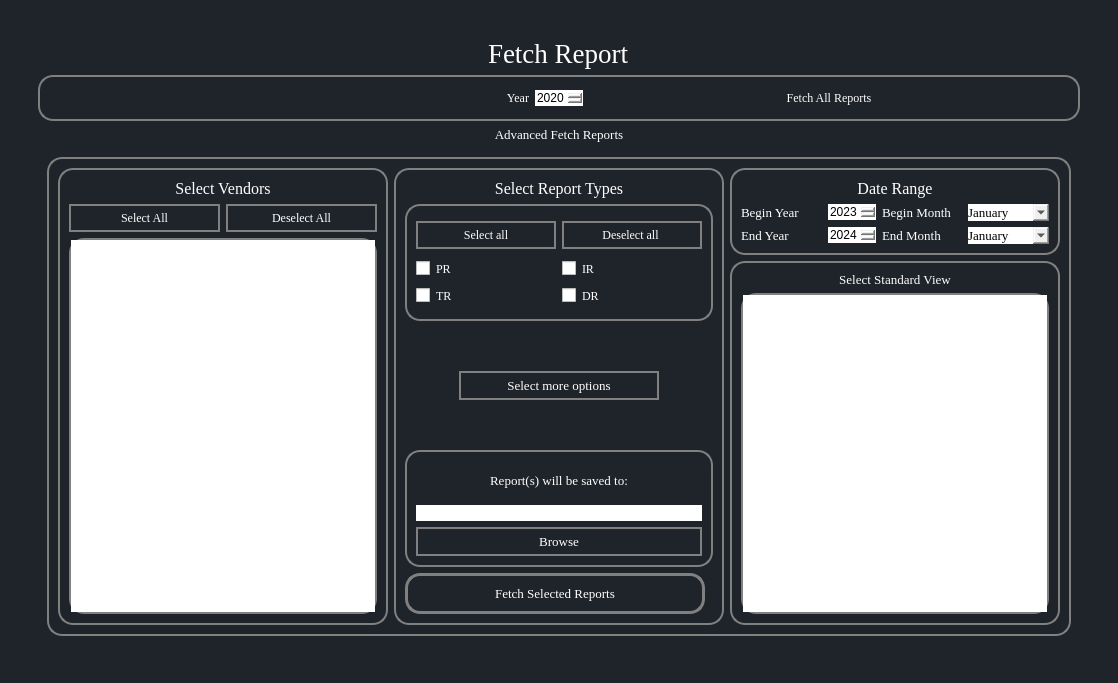
Before: the Qt Designer form ui/FetchReportsTab.ui in aanushri9/Counter-Harvesting-5.1, drawn with Qt 5.
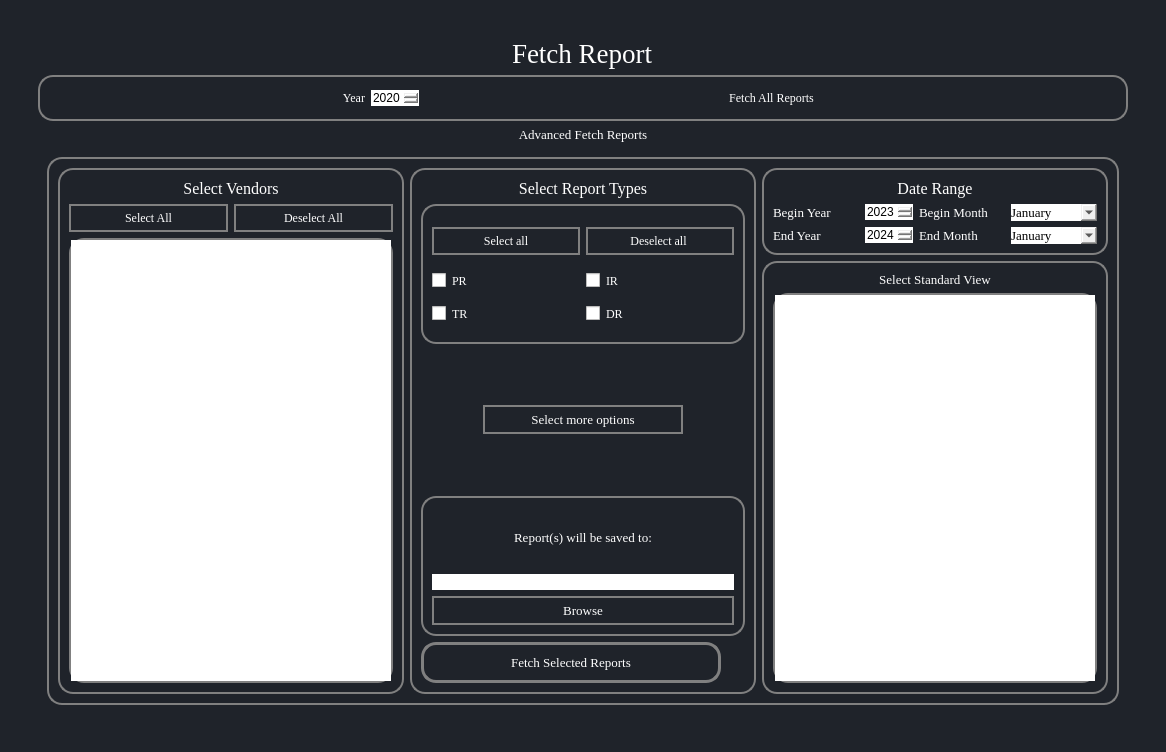
After: the same form once the commit is applied.

The edit to the form file:
```diff
--- a/ui/FetchReportsTab.ui
+++ b/ui/FetchReportsTab.ui
@@ -6,8 +6,8 @@
    <rect>
     <x>0</x>
     <y>0</y>
-    <width>1118</width>
-    <height>683</height>
+    <width>1166</width>
+    <height>752</height>
    </rect>
   </property>
   <property name="windowTitle">
@@ -78,7 +78,12 @@
 background-color:grey;
 text-align:left;
 padding:2px 10px;
-color:white;}</string>
+color:white;}
+
+QPushButton:hover {
+    background-color: lightblue;
+}
+</string>
      </property>
      <layout class="QGridLayout" name="gridLayout_2">
       <item row="0" column="1">
@@ -967,6 +972,19 @@
                <enum>QFrame::Sunken</enum>
               </property>
               <layout class="QHBoxLayout" name="horizontalLayout">
+               <item>
+                <spacer name="horizontalSpacer_2">
+                 <property name="orientation">
+                  <enum>Qt::Horizontal</enum>
+                 </property>
+                 <property name="sizeHint" stdset="0">
+                  <size>
+                   <width>40</width>
+                   <height>20</height>
+                  </size>
+                 </property>
+                </spacer>
+               </item>
                <item>
                 <widget class="QLabel" name="lblYear">
                  <property name="font">
@@ -1015,6 +1033,19 @@
                  </property>
                 </widget>
                </item>
+               <item>
+                <spacer name="horizontalSpacer">
+                 <property name="orientation">
+                  <enum>Qt::Horizontal</enum>
+                 </property>
+                 <property name="sizeHint" stdset="0">
+                  <size>
+                   <width>40</width>
+                   <height>20</height>
+                  </size>
+                 </property>
+                </spacer>
+               </item>
                <item>
                 <widget class="QPushButton" name="btnFetchAllReport">
                  <property name="font">
@@ -1030,6 +1061,19 @@
                  </property>
                 </widget>
                </item>
+               <item>
+                <spacer name="horizontalSpacer_3">
+                 <property name="orientation">
+                  <enum>Qt::Horizontal</enum>
+                 </property>
+                 <property name="sizeHint" stdset="0">
+                  <size>
+                   <width>40</width>
+                   <height>20</height>
+                  </size>
+                 </property>
+                </spacer>
+               </item>
               </layout>
              </widget>
             </item>
```
